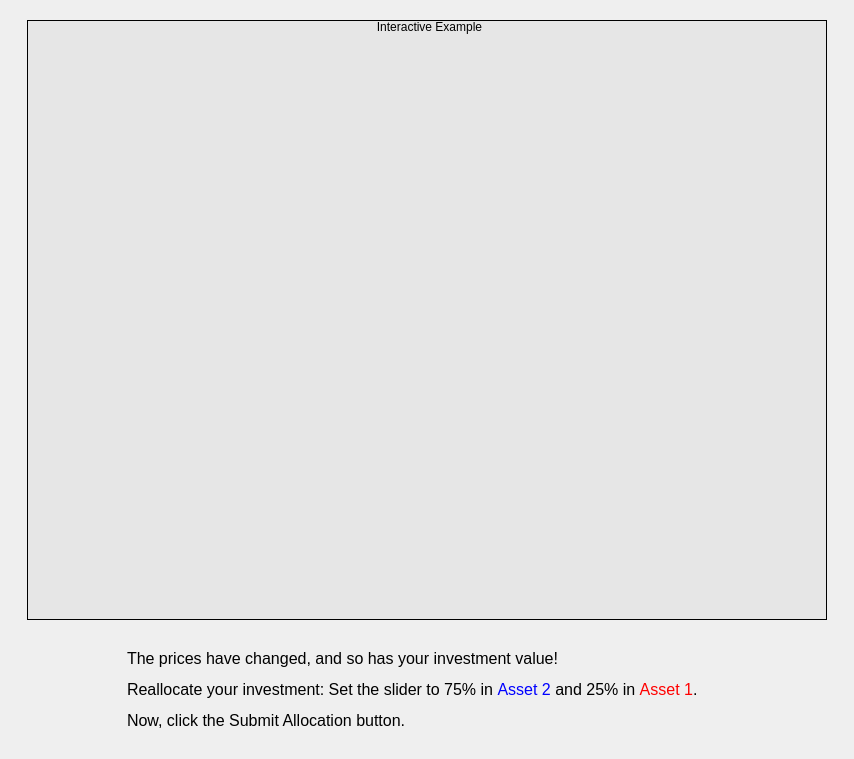
Qt form MarketSimulation/instructionscreentest2.ui (dwattttt/marketsim) before a commit.
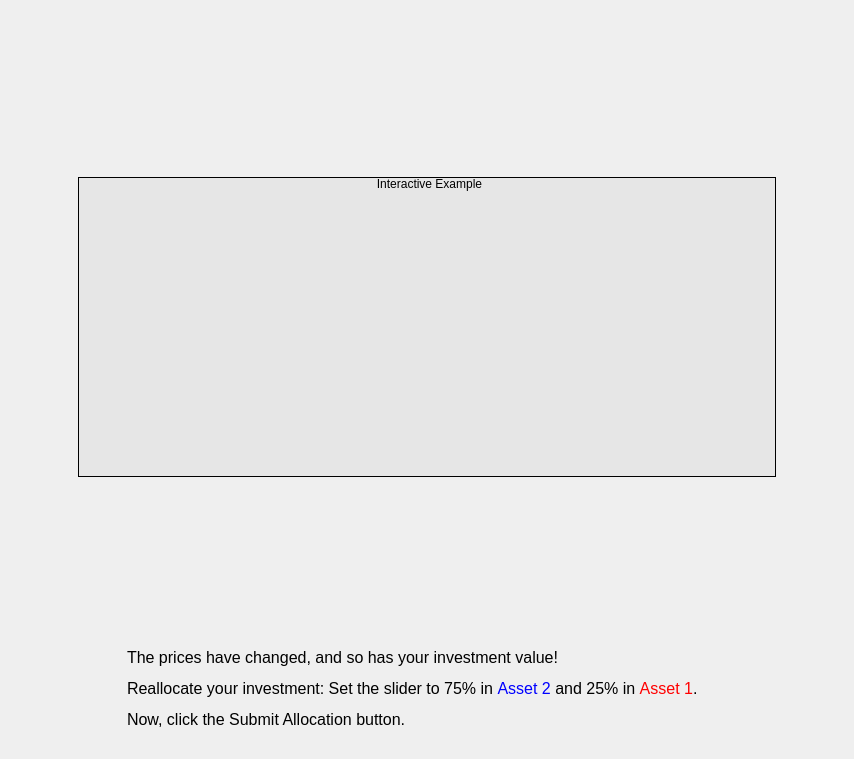
The same form after that commit. Custom widgets are drawn as their Qt base class.

Commit message:
Updated buttons and resulting screenshot of market
Fixed the screenshot and two interactive screens to display correctly in
1024x768

What changed in the file:
```diff
--- a/MarketSimulation/instructionscreentest2.ui
+++ b/MarketSimulation/instructionscreentest2.ui
@@ -36,15 +36,34 @@
       </size>
      </property>
      <layout class="QVBoxLayout" name="verticalLayout_2">
+      <item>
+       <spacer name="verticalSpacer_2">
+        <property name="orientation">
+         <enum>Qt::Vertical</enum>
+        </property>
+        <property name="sizeHint" stdset="0">
+         <size>
+          <width>20</width>
+          <height>0</height>
+         </size>
+        </property>
+       </spacer>
+      </item>
       <item>
        <widget class="QGroupBox" name="groupBox">
         <property name="sizePolicy">
-         <sizepolicy hsizetype="Fixed" vsizetype="Fixed">
+         <sizepolicy hsizetype="Expanding" vsizetype="Expanding">
           <horstretch>0</horstretch>
           <verstretch>0</verstretch>
          </sizepolicy>
         </property>
         <property name="minimumSize">
+         <size>
+          <width>400</width>
+          <height>300</height>
+         </size>
+        </property>
+        <property name="maximumSize">
          <size>
           <width>800</width>
           <height>600</height>
@@ -106,10 +125,16 @@
       </item>
       <item>
        <widget class="QWidget" name="widget" native="true">
+        <property name="sizePolicy">
+         <sizepolicy hsizetype="Preferred" vsizetype="Minimum">
+          <horstretch>0</horstretch>
+          <verstretch>0</verstretch>
+         </sizepolicy>
+        </property>
         <property name="minimumSize">
          <size>
           <width>0</width>
-          <height>20</height>
+          <height>100</height>
          </size>
         </property>
         <layout class="QHBoxLayout" name="horizontalLayout_8">
```
The commit also changes 4 other files.
